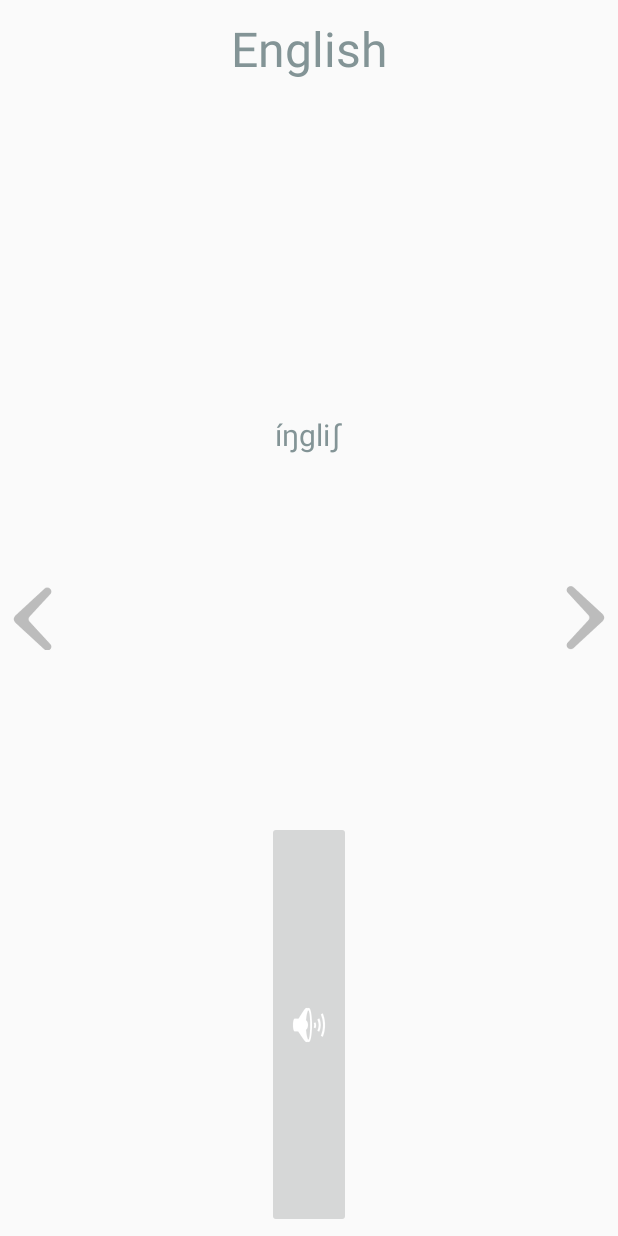
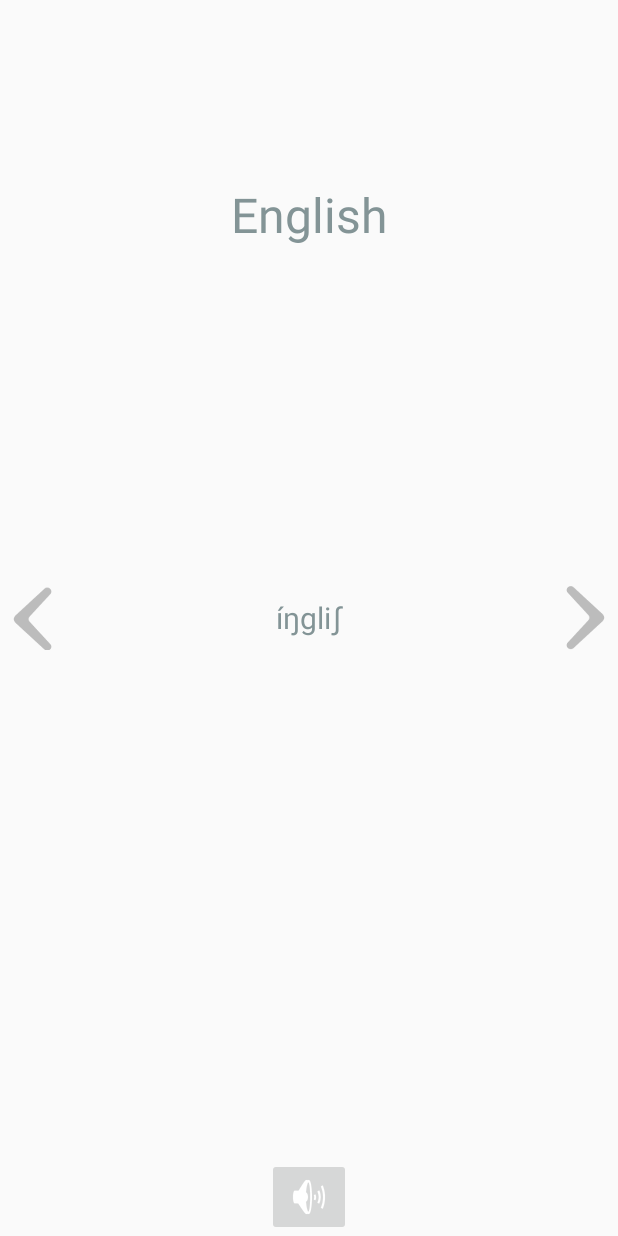
Before and after one commit to mrp1q7z/Globish1500, an Android app: the layout fragment_english.xml on its own in the app's theme, with its tools: preview values and no code run, on a phone screen of 412 x 824 dp. Run offline under Robolectric (Android 15) with nearby library versions, the phone set to English and light mode, and no system bars; Roboto replaces fonts that are not available here.

Commit message:
・発音ボタンが押せない（押しても前ページになる）不具合を修正 ・文字が重なる不具合を修正

```diff
--- a/app/build.gradle
+++ b/app/build.gradle
@@ -7,8 +7,8 @@ android {
     defaultConfig {
         minSdkVersion 8
         targetSdkVersion 19
-        versionCode 2
-        versionName "1.1"
+        versionCode 4
+        versionName "1.3"
     }
     buildTypes {
         release {
--- a/app/src/main/java/com/yojiokisoft/globish1500/activity/EnglishFragment.java
+++ b/app/src/main/java/com/yojiokisoft/globish1500/activity/EnglishFragment.java
@@ -133,6 +133,8 @@ public class EnglishFragment extends Fragment {
     private void printCard(English english) {
         mEnglishText.setText(english.english);
         mPhoneticSymbolText.setText(english.phonetic_symbol);
+        mEnglishText.setBackgroundColor(getResources().getColor(R.color.dark_backColor));
+        mPhoneticSymbolText.setBackgroundColor(getResources().getColor(R.color.dark_backColor));
 
         if (App.getInstance().getCardDao().isPrevCard()) {
             mPrevButton.setVisibility(View.VISIBLE);
--- a/app/src/main/java/com/yojiokisoft/globish1500/activity/JapaneseFragment.java
+++ b/app/src/main/java/com/yojiokisoft/globish1500/activity/JapaneseFragment.java
@@ -232,6 +232,7 @@ public class JapaneseFragment extends Fragment {
             }
             Japanese japanese = App.getInstance().getCardDao().getJapanese();
             if (japanese == null) {
+                Toast.makeText(getActivity(), "学習履歴の保存に失敗", Toast.LENGTH_LONG).show();
                 return;
             }
             mJapaneseText.setText(japanese.japanese);
@@ -239,7 +240,10 @@ public class JapaneseFragment extends Fragment {
             learningLog.learn_date = MyDate.getNowDate();
             learningLog.english_id = japanese.english_id;
             learningLog.memorized = "0";
-            mLearningLogDao.createIfNotExists(learningLog);
+            int ret = mLearningLogDao.createIfNotExists(learningLog);
+            if (ret != 1) {
+                Toast.makeText(getActivity(), "学習履歴の保存に失敗: ret=" + ret, Toast.LENGTH_LONG).show();
+            }
         }
     };
 
--- a/app/src/main/res/layout/fragment_english.xml
+++ b/app/src/main/res/layout/fragment_english.xml
@@ -1,29 +1,6 @@
 <FrameLayout xmlns:android="http://schemas.android.com/apk/res/android"
     android:layout_width="match_parent"
     android:layout_height="match_parent">
-
-    <LinearLayout
-        android:layout_width="match_parent"
-        android:layout_height="match_parent"
-        android:orientation="horizontal">
-
-        <Button
-            android:id="@+id/prev_button"
-            android:layout_width="0dp"
-            android:layout_height="match_parent"
-            android:layout_weight="1"
-            android:background="#00FFFFFF"
-            android:drawableLeft="@drawable/left_arrow" />
-
-        <Button
-            android:id="@+id/next_button"
-            android:layout_width="0dp"
-            android:layout_height="match_parent"
-            android:layout_weight="1"
-            android:background="#00FFFFFF"
-            android:drawableRight="@drawable/right_arrow" />
-
-    </LinearLayout>
 
     <LinearLayout
         android:layout_width="match_parent"
@@ -33,10 +10,10 @@
 
         <TextView
             android:id="@+id/english_text"
-            android:layout_width="wrap_content"
+            android:layout_width="match_parent"
             android:layout_height="0dp"
-            android:layout_gravity="center"
             android:layout_weight="1"
+            android:gravity="center"
             android:paddingTop="5sp"
             android:text="English"
             android:textColor="@color/dark_textColor"
@@ -44,31 +21,59 @@
 
         <TextView
             android:id="@+id/phonetic_symbol"
-            android:layout_width="wrap_content"
+            android:layout_width="match_parent"
             android:layout_height="0dp"
-            android:layout_gravity="center"
             android:layout_weight="1"
+            android:gravity="center"
             android:text="íŋgliʃ"
             android:textColor="@color/dark_textColor"
             android:textSize="20sp" />
 
+        <TextView
+            android:id="@+id/example"
+            android:layout_width="match_parent"
+            android:layout_height="0dp"
+            android:layout_weight="1"
+            android:paddingTop="30sp"
+            android:text="He is English."
+            android:textSize="16sp"
+            android:visibility="invisible" />
+
+    </LinearLayout>
+
+    <RelativeLayout
+        android:layout_width="match_parent"
+        android:layout_height="match_parent"
+        android:orientation="horizontal">
+
+        <Button
+            android:id="@+id/prev_button"
+            android:layout_width="wrap_content"
+            android:layout_height="match_parent"
+            android:layout_alignParentLeft="true"
+            android:background="#00FFFFFF"
+            android:drawableLeft="@drawable/left_arrow"
+            android:layout_toLeftOf="@+id/speak_button"
+            android:layout_toStartOf="@+id/speak_button" />
+
+        <Button
+            android:id="@+id/next_button"
+            android:layout_width="wrap_content"
+            android:layout_height="match_parent"
+            android:layout_alignParentRight="true"
+            android:background="#00FFFFFF"
+            android:drawableRight="@drawable/right_arrow"
+            android:layout_toRightOf="@+id/speak_button"
+            android:layout_toEndOf="@+id/speak_button" />
+
         <ImageButton
             android:id="@+id/speak_button"
             android:layout_width="wrap_content"
-            android:layout_height="0dp"
-            android:layout_gravity="center"
-            android:layout_weight="1"
+            android:layout_height="wrap_content"
+            android:layout_centerInParent="true"
+            android:layout_alignParentBottom="true"
             android:src="@android:drawable/ic_lock_silent_mode_off" />
 
-        <TextView
-            android:id="@+id/example"
-            android:layout_width="match_parent"
-            android:layout_height="wrap_content"
-            android:paddingTop="30sp"
-            android:text="He is English."
-            android:textSize="16sp"
-            android:visibility="gone" />
-
-    </LinearLayout>
+    </RelativeLayout>
 
 </FrameLayout>
```
